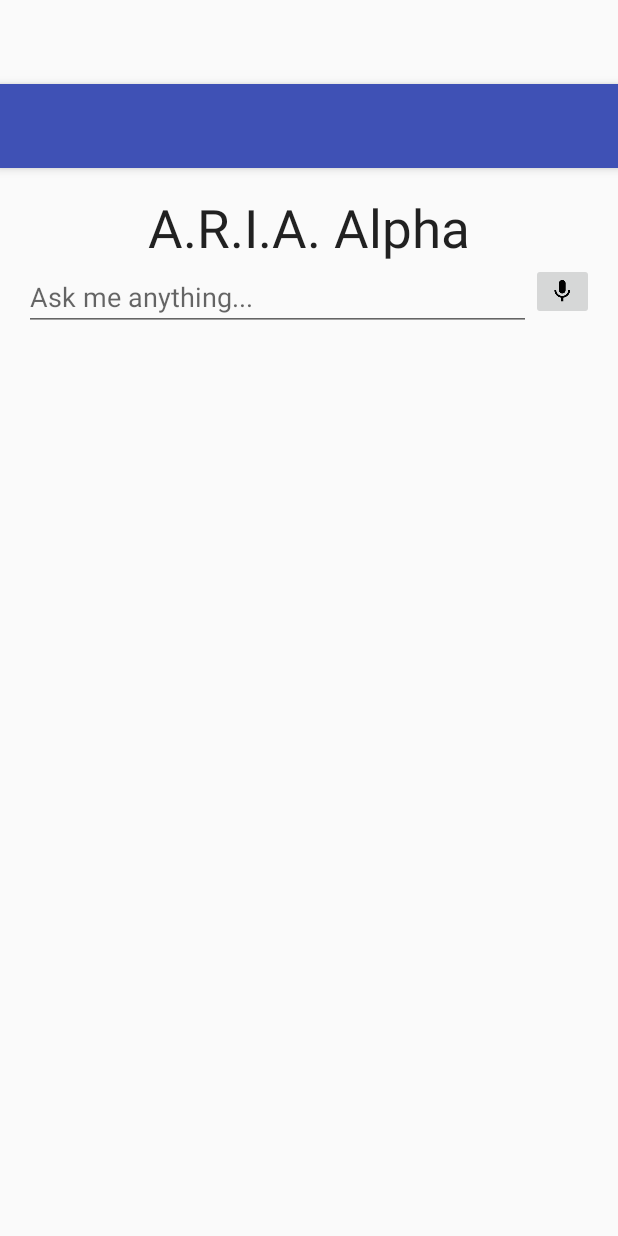
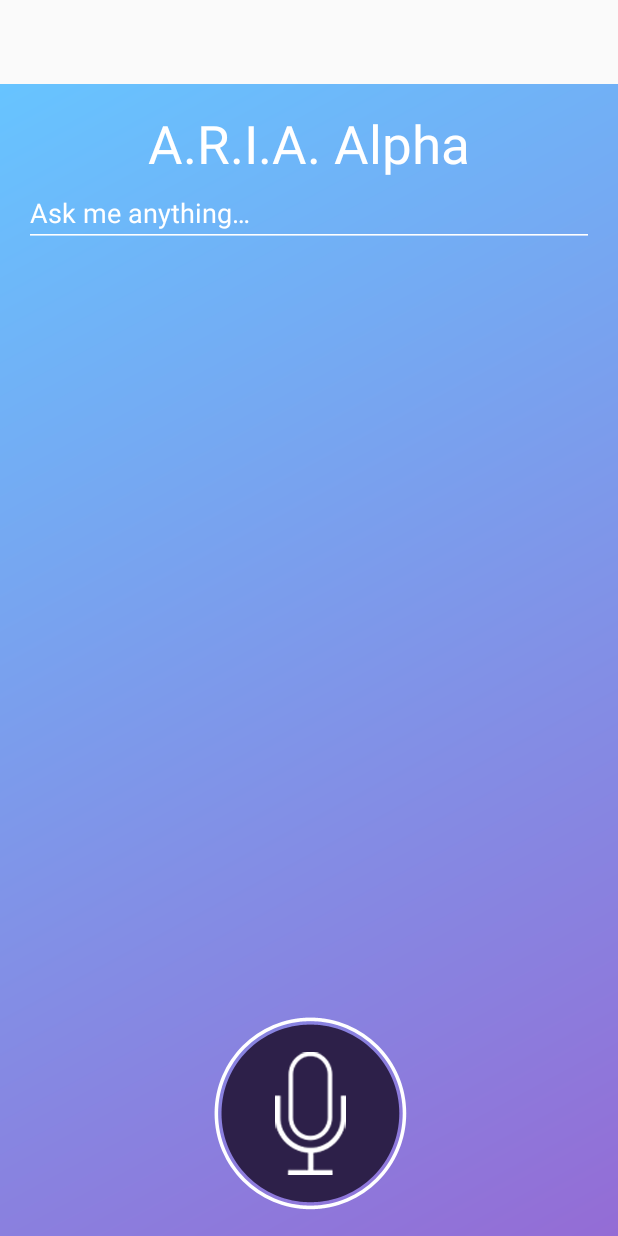
Before and after one commit to miramo/ARIA-Android, an Android app: the layout activity_main.xml on its own in the app's theme, with its tools: preview values and no code run, on a phone screen of 412 x 824 dp. Run offline under Robolectric (Android 15) with nearby library versions, the phone set to English and light mode, and no system bars.

Commit message:
[UPD] better design

```diff
--- a/app/src/main/java/co/a_r_i_a/aria/MainActivity.java
+++ b/app/src/main/java/co/a_r_i_a/aria/MainActivity.java
@@ -72,8 +72,8 @@ public class MainActivity extends AppCompatActivity {
     protected void onCreate(Bundle savedInstanceState) {
         super.onCreate(savedInstanceState);
         setContentView(R.layout.activity_main);
-        Toolbar toolbar = (Toolbar) findViewById(R.id.toolbar);
-        setSupportActionBar(toolbar);
+//        Toolbar toolbar = (Toolbar) findViewById(R.id.toolbar);
+//        setSupportActionBar(toolbar);
 
         eText = (EditText) findViewById(R.id.editText);
         eText.setOnEditorActionListener(new TextView.OnEditorActionListener() {
@@ -112,7 +112,7 @@ public class MainActivity extends AppCompatActivity {
                 new Response.Listener<JSONObject>() {
                     @Override
                     public void onResponse(JSONObject response) {
-                        Log.d("D", response.toString());
+                        Log.d("Volley", response.toString());
                         try {
                             addTextToListItems(eWho.ARIA, response.getString("answer"));
                         } catch (JSONException e) {
@@ -122,7 +122,7 @@ public class MainActivity extends AppCompatActivity {
                 }, new Response.ErrorListener() {
             @Override
             public void onErrorResponse(VolleyError error) {
-                VolleyLog.d("D", "Error: " + error.getMessage());
+                VolleyLog.d("Volley", "Error: " + error.getMessage());
             }
         }) {
             @Override
@@ -140,8 +140,7 @@ public class MainActivity extends AppCompatActivity {
 
     public void getAudio(View view) {
         Intent intent = new Intent(RecognizerIntent.ACTION_RECOGNIZE_SPEECH);
-        intent.putExtra(RecognizerIntent.EXTRA_LANGUAGE_MODEL,
-                RecognizerIntent.LANGUAGE_MODEL_FREE_FORM);
+        intent.putExtra(RecognizerIntent.EXTRA_LANGUAGE_MODEL, RecognizerIntent.LANGUAGE_MODEL_FREE_FORM);
         intent.putExtra(RecognizerIntent.EXTRA_LANGUAGE, SharedProperty.LANGUAGE);
         intent.putExtra(RecognizerIntent.EXTRA_PROMPT, getString(R.string.speech_prompt));
         try {
@@ -189,27 +188,27 @@ public class MainActivity extends AppCompatActivity {
         }
     }
 
-    @Override
-    public boolean onCreateOptionsMenu(Menu menu) {
-        // Inflate the menu; this adds items to the action bar if it is present.
-        getMenuInflater().inflate(R.menu.menu_main, menu);
-        return true;
-    }
-
-    @Override
-    public boolean onOptionsItemSelected(MenuItem item) {
-        // Handle action bar item clicks here. The action bar will
-        // automatically handle clicks on the Home/Up button, so long
-        // as you specify a parent activity in AndroidManifest.xml.
-        int id = item.getItemId();
-
-        //noinspection SimplifiableIfStatement
-        if (id == R.id.action_settings) {
-            return true;
-        }
-
-        return super.onOptionsItemSelected(item);
-    }
+//    @Override
+//    public boolean onCreateOptionsMenu(Menu menu) {
+//        // Inflate the menu; this adds items to the action bar if it is present.
+//        getMenuInflater().inflate(R.menu.menu_main, menu);
+//        return true;
+//    }
+//
+//    @Override
+//    public boolean onOptionsItemSelected(MenuItem item) {
+//        // Handle action bar item clicks here. The action bar will
+//        // automatically handle clicks on the Home/Up button, so long
+//        // as you specify a parent activity in AndroidManifest.xml.
+//        int id = item.getItemId();
+//
+//        //noinspection SimplifiableIfStatement
+//        if (id == R.id.action_settings) {
+//            return true;
+//        }
+//
+//        return super.onOptionsItemSelected(item);
+//    }
 
     @Override
     protected void onDestroy() {
--- /dev/null
+++ b/app/src/main/res/drawable/bg_gradient.xml
@@ -0,0 +1,9 @@
+<?xml version="1.0" encoding="UTF-8"?>
+<shape xmlns:android="http://schemas.android.com/apk/res/android"
+    android:shape="rectangle" >
+    <gradient
+        android:angle="315"
+        android:endColor="@color/bg_gradient_end"
+        android:startColor="@color/bg_gradient_start"
+        android:type="linear" />
+</shape>
--- a/app/src/main/res/layout/activity_main.xml
+++ b/app/src/main/res/layout/activity_main.xml
@@ -6,14 +6,14 @@
     android:layout_height="match_parent" android:fitsSystemWindows="true"
     tools:context=".MainActivity">
 
-    <android.support.design.widget.AppBarLayout android:layout_height="wrap_content"
-        android:layout_width="match_parent" android:theme="@style/AppTheme.AppBarOverlay">
+    <!--<android.support.design.widget.AppBarLayout android:layout_height="wrap_content"-->
+        <!--android:layout_width="match_parent" android:theme="@style/AppTheme.AppBarOverlay">-->
 
-        <android.support.v7.widget.Toolbar android:id="@+id/toolbar"
-            android:layout_width="match_parent" android:layout_height="?attr/actionBarSize"
-            android:background="?attr/colorPrimary" app:popupTheme="@style/AppTheme.PopupOverlay" />
+        <!--<android.support.v7.widget.Toolbar android:id="@+id/toolbar"-->
+            <!--android:layout_width="match_parent" android:layout_height="?attr/actionBarSize"-->
+            <!--android:background="?attr/colorPrimary" app:popupTheme="@style/AppTheme.PopupOverlay" />-->
 
-    </android.support.design.widget.AppBarLayout>
+    <!--</android.support.design.widget.AppBarLayout>-->
 
     <include layout="@layout/content_main" />
 
--- a/app/src/main/res/layout/content_main.xml
+++ b/app/src/main/res/layout/content_main.xml
@@ -8,6 +8,7 @@
     android:paddingBottom="@dimen/activity_vertical_margin"
     android:descendantFocusability="beforeDescendants"
     android:focusableInTouchMode="true"
+    android:background="@drawable/bg_gradient"
     app:layout_behavior="@string/appbar_scrolling_view_behavior"
     tools:showIn="@layout/activity_main" tools:context=".MainActivity">
 
@@ -15,38 +16,44 @@
         android:layout_width="wrap_content"
         android:layout_height="wrap_content"
         android:id="@+id/imageButton"
-        android:src="@drawable/ic_mic_black_18dp"
+        android:background="@null"
+        android:src="@drawable/ico_mic"
         android:onClick="getAudio"
-        android:layout_alignRight="@+id/listView"
-        android:layout_alignEnd="@+id/listView"
-        android:layout_alignTop="@+id/editText" />
+        android:layout_alignParentBottom="true"
+        android:layout_centerHorizontal="true" />
 
     <EditText
         android:layout_width="wrap_content"
         android:layout_height="wrap_content"
         android:id="@+id/editText"
-        android:hint="Ask me anything..."
+        android:hint="@string/aria_hint"
         android:imeOptions="actionDone"
         android:singleLine="true"
         android:lines="1"
         android:inputType="text"
+        android:textColor="@color/white"
         android:layout_below="@+id/textView"
         android:layout_alignParentLeft="true"
         android:layout_alignParentStart="true"
-        android:layout_toLeftOf="@+id/imageButton"
-        android:layout_toStartOf="@+id/imageButton" />
+        android:layout_alignRight="@+id/listView"
+        android:layout_alignEnd="@+id/listView" />
 
     <ListView
         android:layout_width="wrap_content"
         android:layout_height="wrap_content"
+        android:textColor="@color/white"
+        android:divider="@color/white"
+        android:dividerHeight="2px"
         android:id="@+id/listView"
         android:layout_below="@+id/editText"
         android:layout_alignParentLeft="true"
-        android:layout_alignParentStart="true" />
+        android:layout_alignParentStart="true"
+        android:layout_above="@+id/imageButton" />
 
     <TextView
         android:layout_width="wrap_content"
         android:layout_height="wrap_content"
+        android:textColor="@color/white"
         android:textAppearance="?android:attr/textAppearanceLarge"
         android:text="@string/app_title"
         android:id="@+id/textView"
@@ -54,8 +61,8 @@
         android:layout_alignParentTop="true"
         android:layout_alignParentLeft="true"
         android:layout_alignParentStart="true"
-        android:layout_alignRight="@+id/imageButton"
-        android:layout_alignEnd="@+id/imageButton"
-        android:gravity="center" />
+        android:gravity="center"
+        android:layout_alignRight="@+id/editText"
+        android:layout_alignEnd="@+id/editText" />
 
 </RelativeLayout>
--- a/app/src/main/res/values/colors.xml
+++ b/app/src/main/res/values/colors.xml
@@ -2,5 +2,8 @@
 <resources>
     <color name="colorPrimary">#3F51B5</color>
     <color name="colorPrimaryDark">#303F9F</color>
-    <color name="colorAccent">#FF4081</color>
+    <color name="colorAccent">#ffffff</color>
+    <color name="white">#ffffff</color>
+    <color name="bg_gradient_start">#67c4ff</color>
+    <color name="bg_gradient_end">#946cd5</color>
 </resources>
--- a/app/src/main/res/values/strings.xml
+++ b/app/src/main/res/values/strings.xml
@@ -5,4 +5,5 @@
     <string name="speech_prompt">Say something&#8230;</string>
     <string name="speech_not_supported">Sorry! Your device doesn\'t support speech input</string>
     <string name="tap_on_mic">Tap on mic to speak</string>
+    <string name="aria_hint">Ask me anything&#8230;</string>
 </resources>
--- a/app/src/main/res/values/styles.xml
+++ b/app/src/main/res/values/styles.xml
@@ -6,6 +6,11 @@
         <item name="colorPrimary">@color/colorPrimary</item>
         <item name="colorPrimaryDark">@color/colorPrimaryDark</item>
         <item name="colorAccent">@color/colorAccent</item>
+        <item name="android:textColorHint">@color/white</item>
+        <item name="android:textColorPrimary">@color/white</item>
+        <item name="colorControlNormal">@color/white</item>
+        <item name="colorControlActivated">@color/white</item>
+        <item name="colorControlHighlight">@color/white</item>
     </style>
     <style name="AppTheme.NoActionBar">
         <item name="windowActionBar">false</item>
```
Also changed, not shown: app/src/main/res/drawable-hdpi/ico_mic.png (added), app/src/main/res/drawable-mdpi/ico_mic.png (added), app/src/main/res/drawable-xhdpi/ico_mic.png (added), app/src/main/res/drawable-xxhdpi/ico_mic.png (added), 2 other files.
